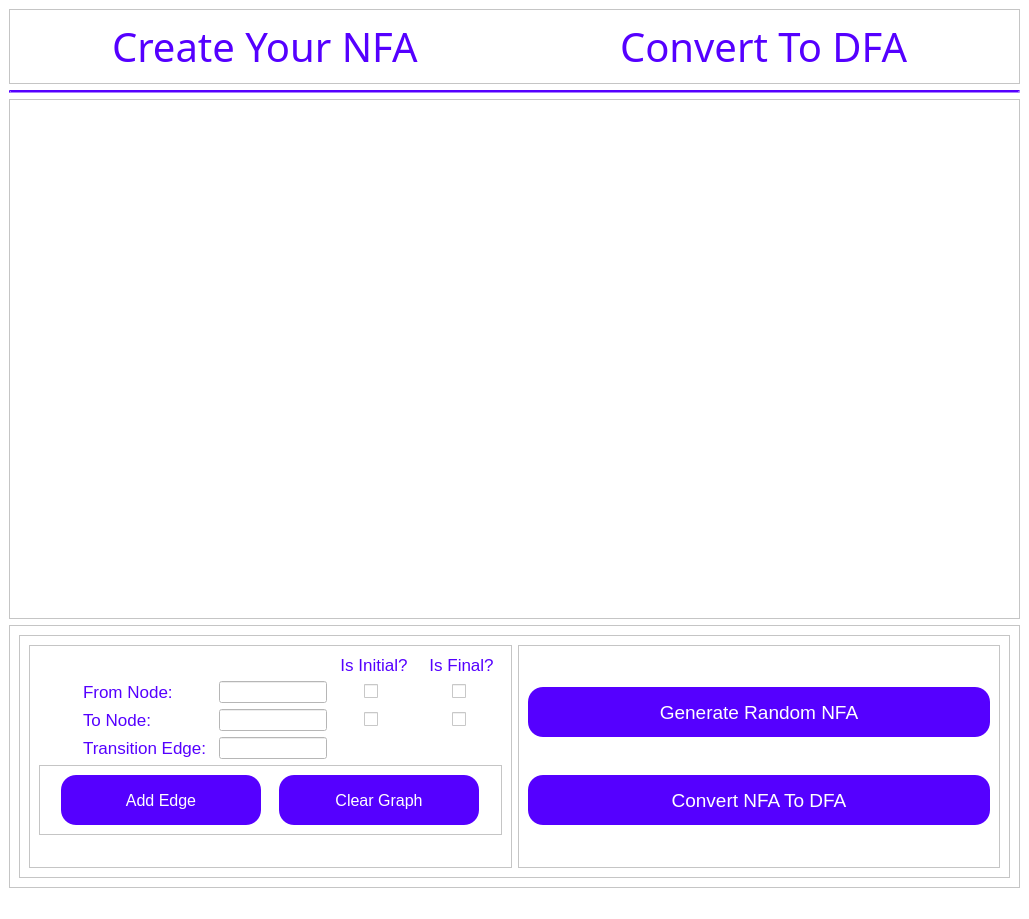
The window that UI/edited_NFA_to_DFA.ui (Adham-Abdelmaksoud/Automata-Project) describes before a commit, drawn with Qt 5.
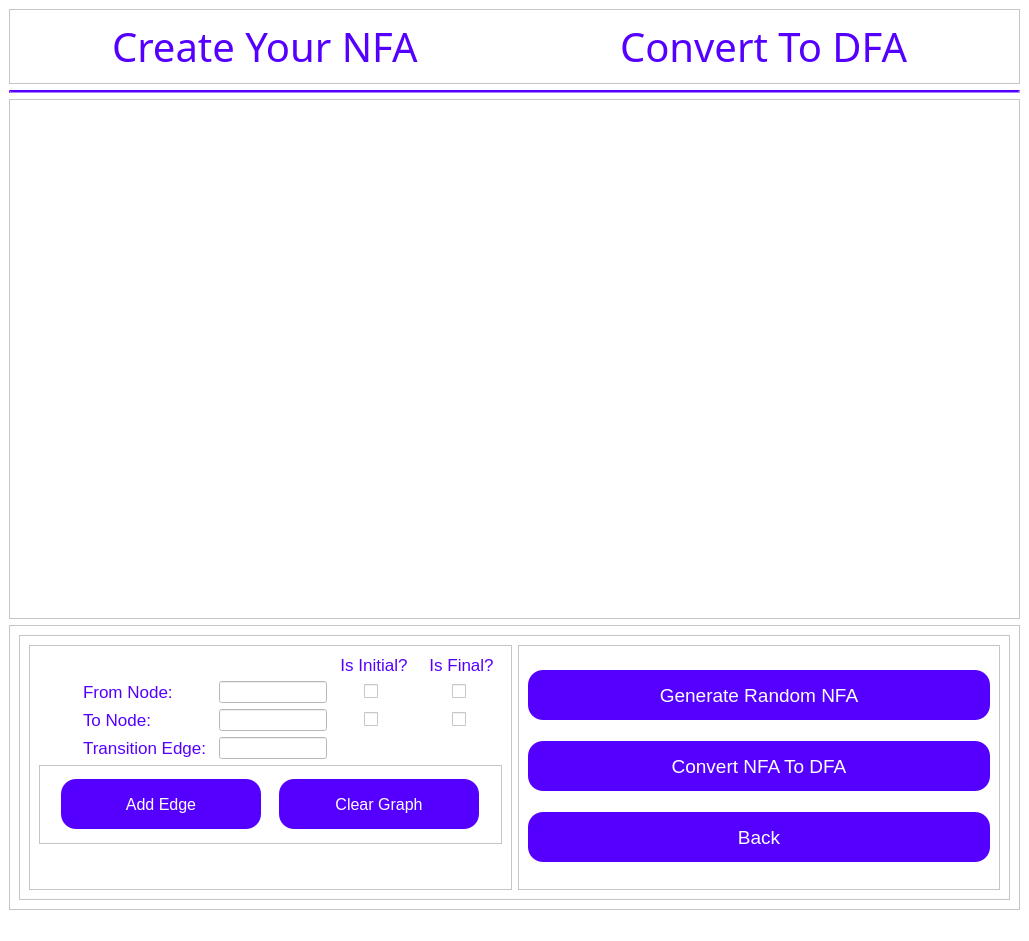
The same window after the commit.

Commit message: Created new scene stack and back button in NFA to DFA

Patch:
```diff
--- a/UI/edited_NFA_to_DFA.ui
+++ b/UI/edited_NFA_to_DFA.ui
@@ -7,7 +7,7 @@
     <x>0</x>
     <y>0</y>
     <width>1029</width>
-    <height>919</height>
+    <height>941</height>
    </rect>
   </property>
   <property name="windowTitle">
@@ -569,6 +569,37 @@
                </property>
               </widget>
              </item>
+             <item>
+              <widget class="QPushButton" name="backbtn">
+               <property name="minimumSize">
+                <size>
+                 <width>0</width>
+                 <height>50</height>
+                </size>
+               </property>
+               <property name="font">
+                <font>
+                 <family>MS Shell Dlg 2</family>
+                 <pointsize>14</pointsize>
+                 <weight>9</weight>
+                 <italic>false</italic>
+                 <bold>false</bold>
+                </font>
+               </property>
+               <property name="styleSheet">
+                <string notr="true">font: 75 14pt &quot;MS Shell Dlg 2&quot;;
+background-color: rgb(85, 0, 255);
+color: rgb(255, 255, 255);
+border-radius: 15px;</string>
+               </property>
+               <property name="text">
+                <string>Back</string>
+               </property>
+               <property name="flat">
+                <bool>false</bool>
+               </property>
+              </widget>
+             </item>
             </layout>
            </widget>
           </item>
```
Left out of the diff: 6 changed lines with no effect on the pictures. The commit also changes 5 other files.
